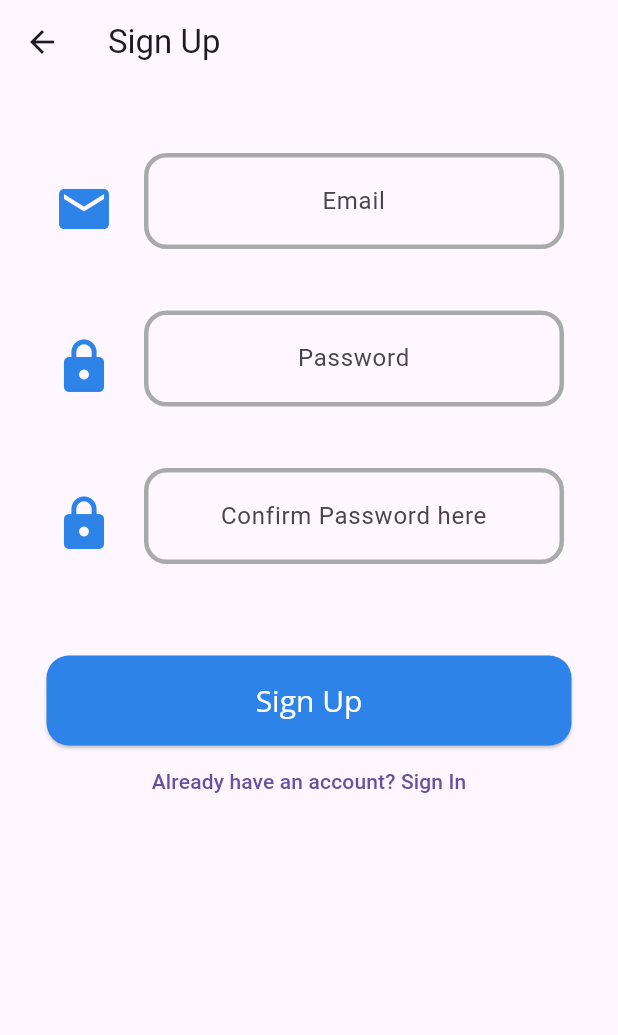
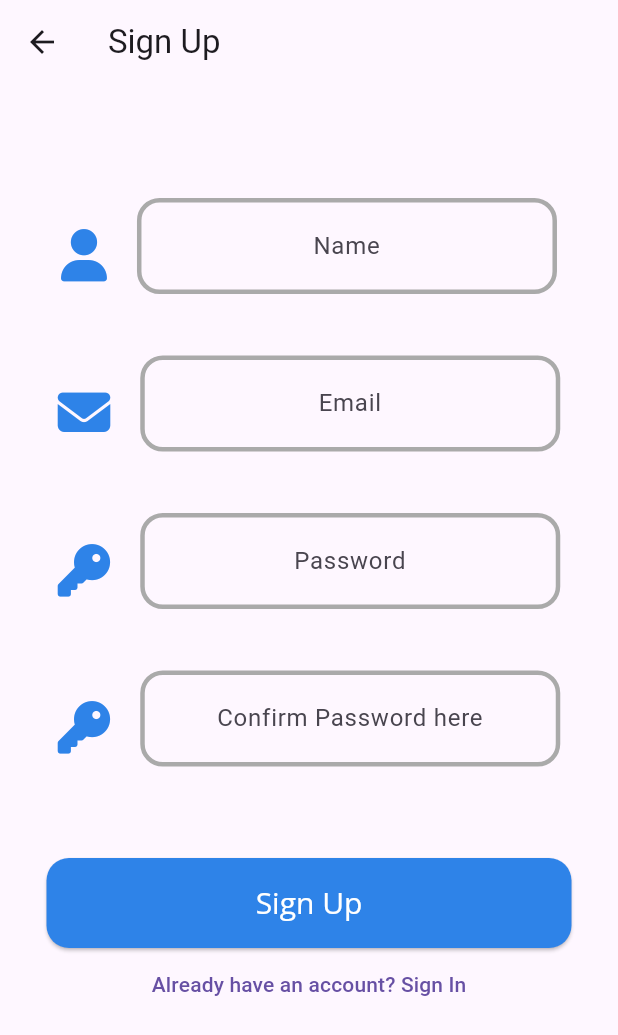
Before and after one commit to JasonXing1234/Gamified-Education-App, a Flutter app: the screen it shows after launch, after a tap on "Don't have an account? Sign Up", on a phone screen of 412 x 824 dp. Shown: the top 1035 px of the screen. Run offline on Flutter 3.47's test engine with Material 3 defaults, Android fonts, the phone set to English and light mode, and no system bars; our stand-ins replace equatable, firebase_auth, firebase_core, firebase_database, firebase_messaging, font_awesome_flutter and 2 more; accounts and stored records are empty; network calls fail.

Commit message:
Updated UI of sign in and sign up page and added user display name

```diff
--- a/lib/SignIn.dart
+++ b/lib/SignIn.dart
@@ -1,5 +1,6 @@
 import 'package:flutter/material.dart';
 import 'package:firebase_auth/firebase_auth.dart';
+import 'package:font_awesome_flutter/font_awesome_flutter.dart';
 
 import 'SignUp.dart';
 import 'home_screen.dart';
@@ -64,11 +65,7 @@ class _SignInPageState extends State<SignInPage> {
               mainAxisAlignment: MainAxisAlignment.center,
               crossAxisAlignment: CrossAxisAlignment.center,
               children: [
-                Icon(
-                  Icons.email,
-                  color: appColors.royalBlue,
-                  size: 40,
-                ),
+                FaIcon(FontAwesomeIcons.solidEnvelope, color: appColors.royalBlue, size: 35,),
                 const SizedBox(width: 20,),
                 SizedBox(
                   width: 280,
@@ -105,11 +102,7 @@ class _SignInPageState extends State<SignInPage> {
               mainAxisAlignment: MainAxisAlignment.center,
               crossAxisAlignment: CrossAxisAlignment.center,
               children: [
-                Icon(
-                  Icons.lock,
-                  color: appColors.royalBlue,
-                  size: 40,
-                ),
+                FaIcon(FontAwesomeIcons.key, color: appColors.royalBlue, size: 35,),
                 const SizedBox(width: 20,),
                 SizedBox(
                   width: 280,
--- a/lib/SignUp.dart
+++ b/lib/SignUp.dart
@@ -2,6 +2,7 @@ import 'package:firebase_messaging/firebase_messaging.dart';
 import 'package:flutter/material.dart';
 import 'package:firebase_auth/firebase_auth.dart';
 import 'package:firebase_database/firebase_database.dart';
+import 'package:font_awesome_flutter/font_awesome_flutter.dart';
 import 'package:quiz/styles/app_colors.dart';
 import 'package:quiz/styles/text_styles.dart';
 import 'SQLITE/sqliteHelper.dart';
@@ -127,15 +128,44 @@ class _SignUpPageState extends State<SignUpPage> {
                 // ),
                 // const SizedBox(height: 10),
 
+                const SizedBox(height: 30),
+
                 Row(
                   mainAxisAlignment: MainAxisAlignment.center,
                   crossAxisAlignment: CrossAxisAlignment.center,
                   children: [
-                    Icon(
-                      Icons.email,
-                      color: appColors.royalBlue,
-                      size: 40,
+                    FaIcon(FontAwesomeIcons.solidUser, color: appColors.royalBlue, size: 35,),
+                    const SizedBox(width: 20,),
+                    SizedBox(
+                      width: 280,
+                      height: 75,
+                      child: TextField(
+                        textAlign: TextAlign.center,
+                        controller: _emailController,
+                        decoration: InputDecoration(
+                          hintText: "Name",
+                          contentPadding: const EdgeInsets.symmetric(vertical: 20.0),
+                          enabledBorder: OutlineInputBorder(
+                            borderSide: BorderSide(width: 3, color: appColors.grey), // Thick border
+                            borderRadius: const BorderRadius.all(Radius.circular(15.0)), // Rounded corners
+                          ),
+                          focusedBorder: OutlineInputBorder(
+                            borderSide: BorderSide(width: 3, color: appColors.grey), // Thick border when focused
+                            borderRadius: const BorderRadius.all(Radius.circular(15.0)), // Rounded corners when focused
+                          ),
+                        ),
+                      ),
                     ),
+                  ],
+                ),
+
+                const SizedBox(height: 30),
+
+                Row(
+                  mainAxisAlignment: MainAxisAlignment.center,
+                  crossAxisAlignment: CrossAxisAlignment.center,
+                  children: [
+                    FaIcon(FontAwesomeIcons.solidEnvelope, color: appColors.royalBlue, size: 35,),
                     const SizedBox(width: 20,),
                     SizedBox(
                       width: 280,
@@ -166,11 +196,7 @@ class _SignUpPageState extends State<SignUpPage> {
                   mainAxisAlignment: MainAxisAlignment.center,
                   crossAxisAlignment: CrossAxisAlignment.center,
                   children: [
-                    Icon(
-                      Icons.lock,
-                      color: appColors.royalBlue,
-                      size: 40,
-                    ),
+                    FaIcon(FontAwesomeIcons.key, color: appColors.royalBlue, size: 35,),
                     const SizedBox(width: 20,),
                     SizedBox(
                       width: 280,
@@ -202,11 +228,8 @@ class _SignUpPageState extends State<SignUpPage> {
                   mainAxisAlignment: MainAxisAlignment.center,
                   crossAxisAlignment: CrossAxisAlignment.center,
                   children: [
-                    Icon(
-                      Icons.lock,
-                      color: appColors.royalBlue,
-                      size: 40,
-                    ),
+                    FaIcon(FontAwesomeIcons.key, color: appColors.royalBlue, size: 35,),
+
                     const SizedBox(width: 20,),
 
                     // TODO: Set up logic for confirm password for signing up
--- a/lib/home_screen.dart
+++ b/lib/home_screen.dart
@@ -153,9 +153,10 @@ class _HomeState extends State<Home> {
                 width: 35,
               ),
               Text(
-                "Name",
+                user2?.displayName ?? "Name", // If user2 exists use display name, if null use default "name"
                 style: textStyles.bodyText,
               ),
+
               const Spacer(),
               IconButton(
                 onPressed: () {
```
